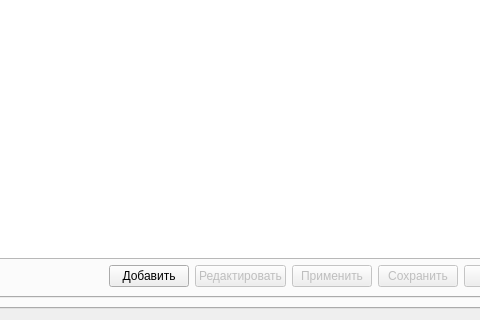
This is GUI/main_window.ui in Begzi/Dis as Qt 5 draws it before an edit; both pictures show x 423 to 903 and y 293 to 613 of the 1000 by 613 pixel window. The edited form follows.
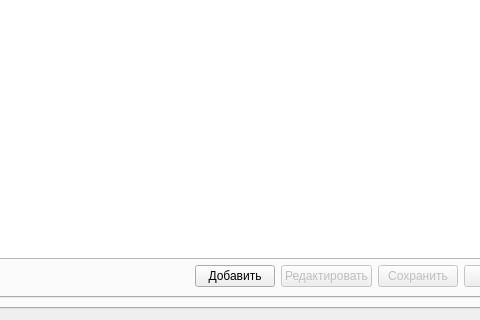
This is the edited form. The open tabs and pages were chosen to show the change.

The edit to the form file:
```diff
--- a/GUI/main_window.ui
+++ b/GUI/main_window.ui
@@ -685,16 +685,6 @@
                </property>
               </widget>
              </item>
-             <item>
-              <widget class="QPushButton" name="makeLocalRule">
-               <property name="enabled">
-                <bool>false</bool>
-               </property>
-               <property name="text">
-                <string>Применить</string>
-               </property>
-              </widget>
-             </item>
              <item>
               <widget class="QPushButton" name="saveLocalRule">
                <property name="enabled">
```
Left out of the diff: 28 changed lines with no effect on the pictures.
